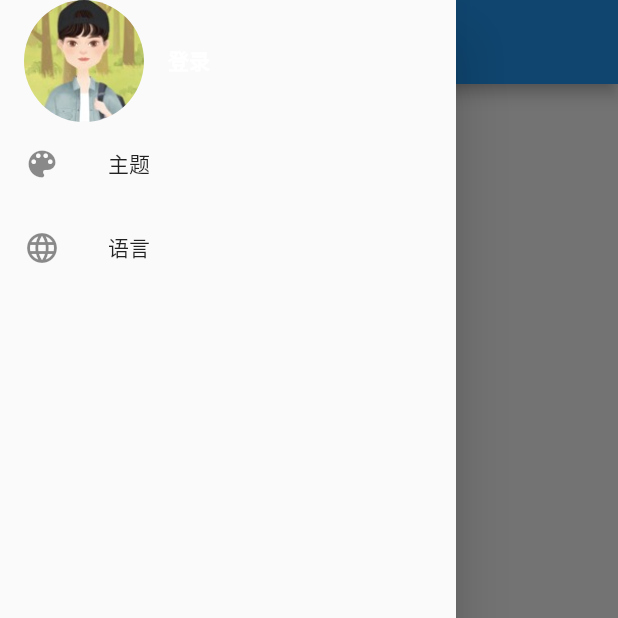
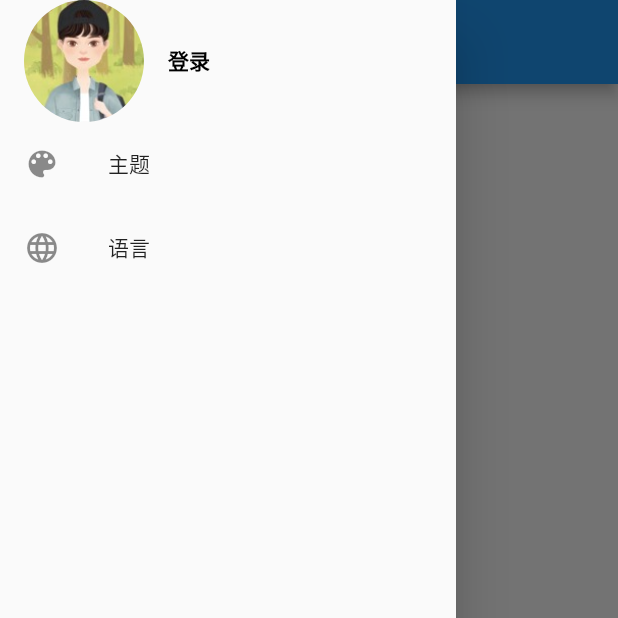
Before and after one commit to jsonsnow/flutter_github_client, a Flutter app: the screen it shows after launch, with the side drawer open, on a phone screen of 412 x 824 dp, the top half of it. Run offline on Flutter 3.47's test engine with Material 2 defaults, Android fonts, the phone set to English and light mode, and no system bars; our stand-ins replace cached_network_image, dio, fluttertoast, shared_preferences; missing offline and left inert: flukit; generated files the repository leaves out were written again.

Commit message:
fix<gmAvatar>: 设置默认圆角

```diff
--- a/lib/common/funs.dart
+++ b/lib/common/funs.dart
@@ -10,7 +10,7 @@ Widget gmAvatar(String url,
     height: height,
   );
   return ClipRRect(
-    borderRadius: borderRadius,
+    borderRadius: borderRadius ?? BorderRadius.circular(2),
     child: CachedNetworkImage(
       imageUrl: url,
       width: width,
--- a/lib/routes/home_page.dart
+++ b/lib/routes/home_page.dart
@@ -65,9 +65,7 @@ class MyDrawer extends StatelessWidget {
   @override
   Widget build(BuildContext context) {
     return Drawer(
-      child: MediaQuery.removePadding(
-          context: context,
-          removeTop: true,
+      child: SafeArea(
         child: Column(
           crossAxisAlignment: CrossAxisAlignment.start,
           children: <Widget>[
@@ -76,7 +74,8 @@ class MyDrawer extends StatelessWidget {
               child: _buildMenus(),
             )
           ],
-          )),
+        ),
+      ),
     );
   }
 
@@ -101,7 +100,7 @@ class MyDrawer extends StatelessWidget {
                 model.isLogin ? model.user.login : '登录',
                 style: TextStyle(
                   fontWeight: FontWeight.bold,
-                  color: Colors.white,
+                  color: Colors.black,
                 ),
               )
             ],
```
Lines whose indentation alone changed are shown as unchanged.
